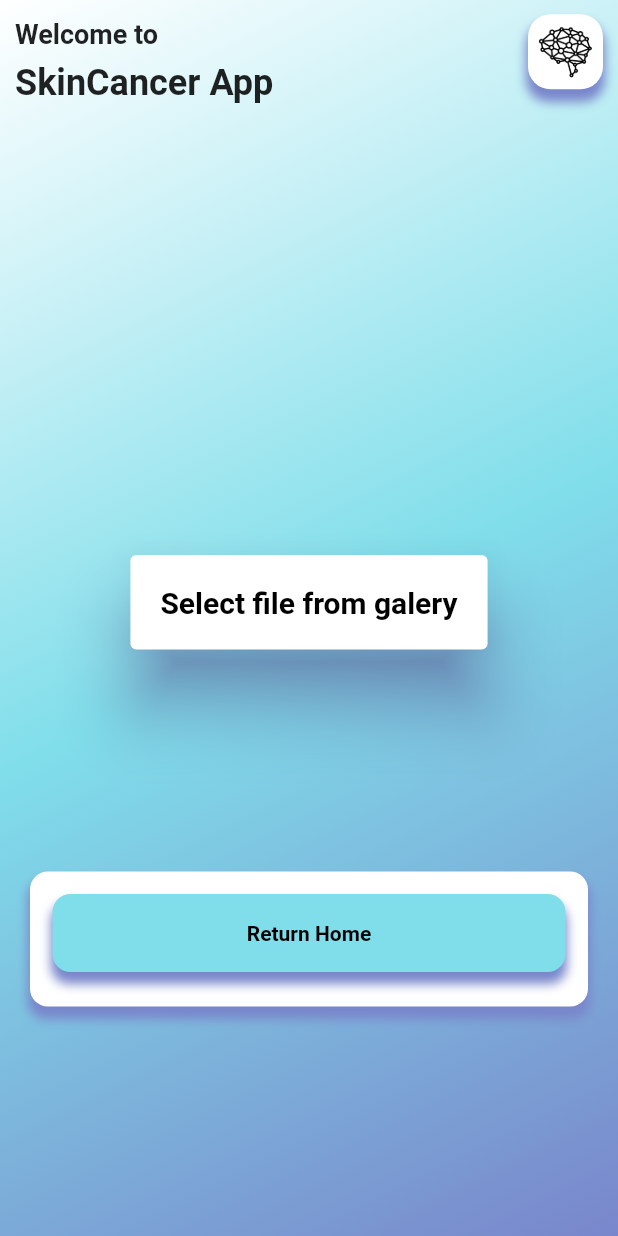
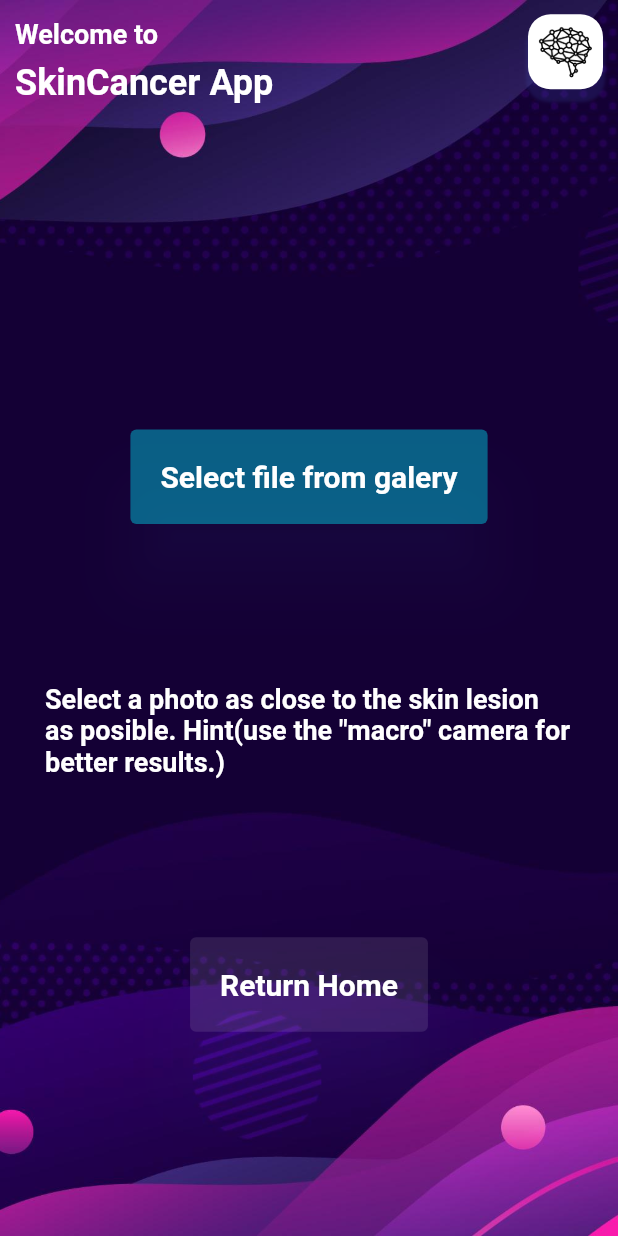
Before and after one commit to jafetsierra/skin_cancer_mobile_app, a Flutter app: the screen it shows after launch, after a tap on "Diagnose", on a phone screen of 412 x 824 dp. Run offline on Flutter 3.47's test engine with Material 2 defaults, Android fonts, the phone set to English and light mode, and no system bars; our stand-ins replace file_picker, flutter_markdown.

Commit message:
about page and changes in some buttons and general color themes

```diff
--- a/lib/main.dart
+++ b/lib/main.dart
@@ -1,20 +1,29 @@
+import 'package:skin_cancer_app/pages/about.dart';
 import 'package:skin_cancer_app/pages/home.dart';
 import 'package:flutter/material.dart';
 import 'package:skin_cancer_app/pages/prediction.dart';
+import 'package:skin_cancer_app/pages/test.dart';
 
 void main() {
-  runApp(const MyApp());
+  runApp(MyApp());
 }
 
 class MyApp extends StatelessWidget {
-  const MyApp({Key? key}) : super(key: key);
+  MyApp({Key? key}) : super(key: key);
+
+  final Color primaryColor   = Colors.white.withOpacity(0.1);
+  final Color secondaryColor = Colors.cyan.withOpacity(0.5);
+  final Color auxColor       = Colors.indigo.withOpacity(0.2);
+  static Color textColor     = Colors.white;
 
   @override
   Widget build(BuildContext context) {
     return MaterialApp(
       routes: {
-        '/': (context) => HomePage(),
-        '/prediction':(context) => Prediction(),
+        '/': (context) => HomePage(primaryColor: primaryColor,secondaryColor: secondaryColor,auxColor: auxColor,textColor: textColor,),
+        '/prediction':(context) => Prediction(primaryColor: primaryColor,secondaryColor: secondaryColor,auxColor: auxColor,textColor: textColor,),
+        '/about':(context) => AboutPage(primaryColor: primaryColor, secondaryColor: secondaryColor, auxColor: auxColor, textColor: textColor),
+        '/test': (context) => Test()
       },
       debugShowCheckedModeBanner: false,
     );
--- a/lib/pages/home.dart
+++ b/lib/pages/home.dart
@@ -4,40 +4,50 @@ import 'package:flutter/material.dart';
 
 
 class HomePage extends StatefulWidget {
+  final Color primaryColor ;
+  final Color secondaryColor ;
+  final Color auxColor;
+  final Color textColor;
 
-  const HomePage({Key? key}) : super(key: key);
+  const HomePage({Key? key,
+    required this.primaryColor,
+    required this.secondaryColor,
+    required this.auxColor,
+    required this.textColor,
+
+  }) : super(key: key);
 
   @override
   State<HomePage> createState() => _HomePageState();
 }
 
 class _HomePageState extends State<HomePage> {
-  final Color primaryColor   = Colors.white;
-  final Color secondaryColor = Colors.cyan.shade200;
-  final Color auxColor       = Colors.indigo.shade300;
-  final Color textColor      = Colors.orangeAccent;
+
   @override
   Widget build(BuildContext context) {
     return Scaffold(
       body: SafeArea(
         child: Container(
-          decoration: BoxDecoration(
-            gradient: LinearGradient(begin: Alignment.topLeft,end: Alignment.bottomRight,colors: [primaryColor,secondaryColor,auxColor]),
+          decoration: const BoxDecoration(
+            image: DecorationImage(
+              image: AssetImage('lib/images/background.jpg'),
+              fit: BoxFit.cover
+              ),
           ),
           child: Column(
             children: [
               //*************appbar
-              CustomAppBar(primaryColor: primaryColor, secondaryColor: secondaryColor, auxColor: auxColor),
+              CustomAppBar(primaryColor: widget.primaryColor, secondaryColor: widget.secondaryColor, auxColor: widget.auxColor,textcolor: widget.textColor,),
               const SizedBox(height: 30,),
               Padding(
                 padding: const EdgeInsets.symmetric(horizontal:20.0),
                 child: Container(
                     padding: const EdgeInsets.all(10),
-                    decoration: BoxDecoration(color: primaryColor, boxShadow: [
+                    decoration: BoxDecoration(color: widget.primaryColor, boxShadow: [
                       BoxShadow(
-                        color: auxColor,
+                        color: widget.auxColor,
                         spreadRadius: 1,
-                        blurRadius: 5,
+                        blurRadius: 1,
                         offset: const Offset(0, 7), // changes position of shadow
                         ),
                     ],
@@ -52,14 +62,14 @@ class _HomePageState extends State<HomePage> {
                             child: Column(
                               mainAxisAlignment: MainAxisAlignment.spaceBetween,
                               children: [
-                                const Text('Deep neural network for skin cancer diagnosis and prevention',
-                                  style: TextStyle(fontWeight: FontWeight.bold,fontSize: 15),
+                                Text('Deep neural network for skin cancer diagnosis and prevention',
+                                  style: TextStyle(fontWeight: FontWeight.bold,fontSize: 15, color: widget.textColor),
                                 ),
                                 Row(
                                   mainAxisAlignment: MainAxisAlignment.spaceBetween,
-                                  children: const [
+                                  children: [
                                     SizedBox(height: 10,),
-                                    Text('V_003',style: TextStyle(fontSize: 10,fontWeight: FontWeight.bold),),
+                                    Text('V_003',style: TextStyle(fontSize: 10,fontWeight: FontWeight.bold,color: widget.textColor),),
                                   ],
                                 )
                               ],
@@ -80,9 +90,9 @@ class _HomePageState extends State<HomePage> {
                 padding: const EdgeInsets.symmetric(horizontal:22.0),
                 child: Container(child: Row(
                   mainAxisAlignment: MainAxisAlignment.spaceBetween,
-                  children: const [
-                    Text('Technologies and Libraries used',style: TextStyle(fontWeight: FontWeight.bold,fontSize: 15),),
-                    Text('References',style: TextStyle(fontSize: 12,fontWeight: FontWeight.w300),)
+                  children: [
+                    Text('Technologies and Libraries used',style: TextStyle(fontWeight: FontWeight.bold,fontSize: 15,color: widget.textColor),),
+                    Text('References',style: TextStyle(fontSize: 12,fontWeight: FontWeight.w300, color: widget.textColor),)
                   ],
                 ),),
               ),
@@ -93,11 +103,11 @@ class _HomePageState extends State<HomePage> {
                 child: ListView(
                   scrollDirection: Axis.horizontal,
                   children: [
-                    ListCat(imgPath: 'lib/icons/tensorflow-icon.png',category: 'Tensorflow',primaryColor: primaryColor,secondaryColor: secondaryColor,auxColor: auxColor,),
-                    ListCat(imgPath: 'lib/icons/python.png',category: 'Python',primaryColor: primaryColor,secondaryColor: secondaryColor,auxColor: auxColor,),
-                    ListCat(imgPath: 'lib/icons/flutter-icon.png',category: 'Flutter',primaryColor: primaryColor,secondaryColor: secondaryColor,auxColor: auxColor,),
-                    ListCat(imgPath: 'lib/icons/docker-icon.png',category: 'Docker',primaryColor: primaryColor,secondaryColor: secondaryColor,auxColor: auxColor,),
-                    ListCat(imgPath: 'lib/icons/github.png',category: 'GitHub',primaryColor: primaryColor,secondaryColor: secondaryColor,auxColor: auxColor,),
+                    ListCat(imgPath: 'lib/icons/tensorflow-icon.png',category: 'Tensorflow',primaryColor: widget.primaryColor,secondaryColor: widget.secondaryColor,auxColor: widget.auxColor,textcolor: widget.textColor,),
+                    ListCat(imgPath: 'lib/icons/python.png',category: 'Python',primaryColor: widget.primaryColor,secondaryColor: widget.secondaryColor,auxColor: widget.auxColor,textcolor: widget.textColor,),
+                    ListCat(imgPath: 'lib/icons/flutter-icon.png',category: 'Flutter',primaryColor: widget.primaryColor,secondaryColor: widget.secondaryColor,auxColor: widget.auxColor,textcolor: widget.textColor,),
+                    ListCat(imgPath: 'lib/icons/docker-icon.png',category: 'Docker',primaryColor: widget.primaryColor,secondaryColor: widget.secondaryColor,auxColor: widget.auxColor,textcolor: widget.textColor,),
+                    ListCat(imgPath: 'lib/icons/github.png',category: 'GitHub',primaryColor: widget.primaryColor,secondaryColor: widget.secondaryColor,auxColor: widget.auxColor,textcolor: widget.textColor,),
                   ]
                 ),
               ),
@@ -111,13 +121,13 @@ class _HomePageState extends State<HomePage> {
                   padding: const EdgeInsets.all(15),
                   height: 160,
                   decoration: BoxDecoration(
-                    color: primaryColor,
+                    color: widget.primaryColor,
                     borderRadius: BorderRadius.circular(12),
                      boxShadow: [
                       BoxShadow(
-                        color: auxColor,
+                        color: widget.auxColor,
                         spreadRadius: 1,
-                        blurRadius: 5,
+                        blurRadius: 1,
                         offset: const Offset(0, 7), // changes position of shadow
                         )
                      ]
@@ -132,19 +142,19 @@ class _HomePageState extends State<HomePage> {
                         child: Column(
                           crossAxisAlignment: CrossAxisAlignment.start,
                           children:  [
-                            const Text('Make a diagnosis',style: TextStyle(fontWeight: FontWeight.bold,fontSize: 20),),
+                            Text('Make a diagnosis',style: TextStyle(fontWeight: FontWeight.bold,fontSize: 20, color: widget.textColor,),),
                             const SizedBox(height: 10,),
-                            const Text('Upload an image to make a diagnosis.'),
+                            Text('Upload an image to make a diagnosis.',style: TextStyle(color: widget.textColor,),),
                             const SizedBox(height: 10,),
                             Container(
                               padding: const EdgeInsets.all(2),
                               decoration: BoxDecoration(
-                                color: secondaryColor,
+                                color: widget.secondaryColor,
                                 borderRadius: BorderRadius.circular(12),
                                 boxShadow: [BoxShadow(
-                                  color: auxColor,
+                                  color: widget.auxColor,
                                   spreadRadius: 1,
-                                  blurRadius: 5,
+                                  blurRadius: 1,
                                   offset: Offset(0,7)
                                   )]),
                               child: Center(
@@ -154,10 +164,10 @@ class _HomePageState extends State<HomePage> {
                                     Navigator.pushNamed(context, '/prediction');
                                   },
                                   child:
-                                      const Expanded(
+                                      Expanded(
                                       child: Text(
                                         'Diagnose',
-                                        style: TextStyle(color: Colors.black,fontWeight: FontWeight.bold),
+                                        style: TextStyle(color: widget.textColor,fontWeight: FontWeight.bold),
                                       ),
                                     )
                                 ),
@@ -181,13 +191,13 @@ class _HomePageState extends State<HomePage> {
                 child: Container(
                   padding: const EdgeInsets.all(15),
                   decoration: BoxDecoration(
-                    color:primaryColor,
+                    color: widget.primaryColor,
                     borderRadius: BorderRadius.circular(12),
                     boxShadow: [
                                   BoxShadow(
-                                    color: auxColor,
+                                    color: widget.auxColor,
                                     spreadRadius: 1,
-                                    blurRadius: 5,
+                                    blurRadius: 1,
                                     offset: const Offset(0, 7), // changes position of shadow
                                     ),
                               ]),
@@ -199,24 +209,34 @@ class _HomePageState extends State<HomePage> {
                         child: Column(
                           crossAxisAlignment: CrossAxisAlignment.center,
                           children:  [
-                            const Text('About the project',style: TextStyle(fontWeight: FontWeight.bold,fontSize: 20),),
+                            Text('About the project',style: TextStyle(fontWeight: FontWeight.bold,fontSize: 20,color: widget.textColor,),),
                             const SizedBox(height: 10,),
-                            const Text('How the model was made and more.'),
+                            Text('How the model was made and more.',style: TextStyle(color: widget.textColor,),),
                             const SizedBox(height: 10,),
                             Container(
-                              padding: const EdgeInsets.all(12),
+                              height: 50,
+                              padding: const EdgeInsets.all(5),
                               decoration: BoxDecoration(
-                                color: secondaryColor,
+                                color: widget.secondaryColor,
                                 boxShadow: [
                                   BoxShadow(
-                                    color: auxColor,
+                                    color: widget.auxColor,
                                     spreadRadius: 1,
-                                    blurRadius: 5,
+                                    blurRadius: 1,
                                     offset: const Offset(0, 7), // changes position of shadow
                                     ),
                               ],
                               borderRadius: BorderRadius.circular(12)),
-                              child: const Center(child: Text('About an docs',style: TextStyle(color: Colors.black,fontWeight: FontWeight.bold),),),
+                              child: TextButton(
+                                  onPressed: () {
+                                    Navigator.pushNamed(context, '/about');
+                                  },
+                                  child:
+                                      Text(
+                                        'About and documentation',
+                                        style: TextStyle(color: widget.textColor,fontWeight: FontWeight.bold),
+                                      ),
+                                ),
                             )
                           ],
                         ),
--- a/lib/pages/prediction.dart
+++ b/lib/pages/prediction.dart
@@ -8,7 +8,18 @@ import 'package:skin_cancer_app/utils/result.dart';
 
 
 class Prediction extends StatefulWidget {
-  const Prediction({Key? key}) : super(key: key);
+  final Color primaryColor ;
+  final Color secondaryColor ;
+  final Color auxColor;
+  final Color textColor;
+
+  const Prediction({Key? key,
+    required this.primaryColor,
+    required this.secondaryColor,
+    required this.auxColor,
+    required this.textColor,
+
+  }) : super(key: key);
 
   @override
   State<Prediction> createState() => _PredictionState();
@@ -19,10 +30,6 @@ class _PredictionState extends State<Prediction> {
   ///file variable
   PlatformFile? pickedFile;
   final String url = "https://skin-cancer-img.herokuapp.com/";
-  ///color theme
-  final Color primaryColor   = Colors.white;
-  final Color secondaryColor = Colors.cyan.shade200;
-  final Color auxColor       = Colors.indigo.shade300;
 
   ///file selection from galery
   Future selectFile() async{
@@ -33,25 +40,21 @@ class _PredictionState extends State<Prediction> {
     });
   }
   ///make a prediction with tensorflow model endpoint
-  String makePrediction(){
-    return 'prediction made';
-  }
-
   @override
   Widget build(BuildContext context) {
     return Scaffold(
       body: SafeArea(
         child: Container(
-          decoration: BoxDecoration(
-            gradient: LinearGradient(
-              begin: Alignment.topLeft,
-              end: Alignment.bottomRight,
-              colors: [primaryColor,secondaryColor,auxColor])
+          decoration: const BoxDecoration(
+            image: DecorationImage(
+              image: AssetImage('lib/images/background.jpg'),
+              fit: BoxFit.cover
+            ),
           ),
           child: Column(
             mainAxisAlignment: MainAxisAlignment.spaceBetween,
             children: [
-              CustomAppBar(primaryColor: primaryColor, secondaryColor: secondaryColor, auxColor: auxColor),
+              CustomAppBar(primaryColor: widget.primaryColor, secondaryColor: widget.secondaryColor, auxColor: widget.auxColor,textcolor: widget.textColor,),
               const SizedBox(height: 30,),
               ///if the file was upload or selected i'll be displayed on the screen
               if (pickedFile != null)
@@ -60,7 +63,7 @@ class _PredictionState extends State<Prediction> {
                     children: [
                       Container(
                         height: 300,
-                        color: secondaryColor,
+                        color: widget.secondaryColor,
                         child: //Text(pickedFile!.name)
                           //Text('${pickedFile.runtimeType}'),
                           Image.file(
@@ -101,81 +104,44 @@ class _PredictionState extends State<Prediction> {
                 ),
 
               ///Diagnosis container
-              if (pickedFile ==null)
+              if (pickedFile == null)
                 Padding(
                         padding: const EdgeInsets.all(25.0),
                         child: TextButton(
                           style: TextButton.styleFrom(
                             padding: const EdgeInsets.all(20.0),
-                            primary: Colors.black,
+                            primary: widget.textColor,
                             textStyle: const TextStyle(fontSize: 20,fontWeight: FontWeight.bold),
-                            backgroundColor: Colors.white,
-                            shadowColor: Colors.deepPurple.shade400,
+                            backgroundColor: widget.secondaryColor,
+                            shadowColor:widget.auxColor,
                             elevation: 20
                           ),
                           onPressed: selectFile,
                           child: const Text('Select file from galery'),
                         ),
                       ),
+              if (pickedFile == null)
+                Padding(padding: EdgeInsets.symmetric(horizontal:30),
+                  child: Text(
+                    'Select a photo as close to the skin lesion as posible. Hint(use the "macro" camera for better results.)',
+                    style: TextStyle(color: widget.textColor,fontWeight: FontWeight.bold,fontSize: 18),),
+                ),
               ///return to the home page
               Padding(
-                padding: const EdgeInsets.symmetric(horizontal:20.0),
-                child: Container(
-                  padding: const EdgeInsets.all(15),
-                  height: 90,
-                  decoration: BoxDecoration(
-                    color: primaryColor,
-                    borderRadius: BorderRadius.circular(12),
-                     boxShadow: [
-                      BoxShadow(
-                        color: auxColor,
-                        spreadRadius: 1,
-                        blurRadius: 5,
-                        offset: const Offset(0, 7), // changes position of shadow
-                        )
-                     ]
-                    ),
-                  child: Row(
-                    children: [
-                      //text
-                      Expanded(
-                        child: Column(
-                          crossAxisAlignment: CrossAxisAlignment.start,
-                          children:  [
-                            Container(
-                              padding: const EdgeInsets.all(2),
-                              decoration: BoxDecoration(
-                                color: secondaryColor,
-                                borderRadius: BorderRadius.circular(12),
-                                boxShadow: [BoxShadow(
-                                  color: auxColor,
-                                  spreadRadius: 1,
-                                  blurRadius: 5,
-                                  offset: const Offset(0,7)
-                                  )]),
-                              child: Center(
-                                child:
-                                TextButton(
-                                  onPressed: () {
-                                    Navigator.pop(context);
-                                  },
-                                  child:
-                                    const Expanded(
-                                      child: Text(
-                                        'Return Home',
-                                        style: TextStyle(color: Colors.black,fontWeight: FontWeight.bold),
-                                      ),
-                                    )
-                                ),
-                              ),
-                            )
-                          ],
+                        padding: const EdgeInsets.all(25.0),
+                        child: TextButton(
+                          style: TextButton.styleFrom(
+                            padding: const EdgeInsets.all(20.0),
+                            primary: widget.textColor,
+                            textStyle: const TextStyle(fontSize: 20,fontWeight: FontWeight.bold),
+                            backgroundColor: widget.primaryColor,
+                            shadowColor:widget.auxColor,
+                            elevation: 20
+                          ),
+                          onPressed: () => Navigator.pushNamed(context, '/'),
+                          child: const Text('Return Home'),
                         ),
-                      )
-                    ],
-                  ),
-                ),
-              ),
+                      ),
               const SizedBox(height: 30,),
 
             ]
--- a/lib/utils/appbar.dart
+++ b/lib/utils/appbar.dart
@@ -5,12 +5,13 @@ class CustomAppBar extends StatelessWidget {
   final Color primaryColor;
   final Color secondaryColor;
   final Color auxColor;
-
+  final Color textcolor;
 
   CustomAppBar({
     required this.primaryColor,
     required this.secondaryColor,
     required this.auxColor,
+    required this.textcolor
   });
 
   @override
@@ -23,13 +24,13 @@ class CustomAppBar extends StatelessWidget {
                     //name
                     Column(
                       crossAxisAlignment: CrossAxisAlignment.start,
-                      children: const [
-                        SizedBox(height: 12,),
+                      children: [
+                        const SizedBox(height: 12,),
                         Text('Welcome to',
-                        style: TextStyle(fontWeight: FontWeight.bold,fontSize: 18),),
-                        SizedBox(height: 8,),
+                        style: TextStyle(fontWeight: FontWeight.bold,fontSize: 18, color: textcolor),),
+                        const SizedBox(height: 8,),
                         Text('SkinCancer App',
-                        style: TextStyle(fontWeight: FontWeight.bold,fontSize: 24),)
+                        style: TextStyle(fontWeight: FontWeight.bold,fontSize: 24,color: textcolor))
                       ],
                     ),
                     //applogo
@@ -37,14 +38,14 @@ class CustomAppBar extends StatelessWidget {
                       padding: const EdgeInsets.all(5),
                       height: 50,
                       decoration: BoxDecoration(
-                        color: primaryColor,
+                        color: Colors.white,
                         borderRadius: BorderRadius.circular(15),
                         boxShadow: [
                                   BoxShadow(
                                     color: auxColor,
                                     spreadRadius: 1,
-                                    blurRadius: 5,
-                                    offset: Offset(0, 7), // changes position of shadow
+                                    blurRadius: 1,
+                                    offset: const Offset(0, 7), // changes position of shadow
                                     ),
                               ],
                         ),
--- a/lib/utils/listcat.dart
+++ b/lib/utils/listcat.dart
@@ -7,6 +7,7 @@ class ListCat extends StatelessWidget {
   final Color primaryColor;
   final Color secondaryColor;
   final Color auxColor;
+  final Color textcolor;
 
   ListCat({
     required this.imgPath,
@@ -14,6 +15,7 @@ class ListCat extends StatelessWidget {
     required this.primaryColor,
     required this.secondaryColor,
     required this.auxColor,
+    required this.textcolor
   });
 
   @override
@@ -28,7 +30,7 @@ class ListCat extends StatelessWidget {
                                   color: auxColor,
                                   spreadRadius: 1,
                                   blurRadius: 5,
-                                  offset: Offset(-5,0)
+                                  offset: const Offset(-5,0)
                                   )]),
               padding: const EdgeInsets.all(10),
 
@@ -37,7 +39,7 @@ class ListCat extends StatelessWidget {
                 children: [
                   Image.asset(imgPath,height: 40,),
                   const SizedBox(width: 8,),
-                  Text(category,style: const TextStyle(color: Colors.black,fontWeight: FontWeight.bold),),
+                  Text(category,style: TextStyle(color: textcolor,fontWeight: FontWeight.bold),),
                 ],
               )
             ),
--- a/pubspec.yaml
+++ b/pubspec.yaml
@@ -37,6 +37,7 @@ dependencies:
   file_picker: ^4.6.1
   permission_handler:
   http:
+  flutter_markdown: ^0.6.10
 dev_dependencies:
   flutter_test:
     sdk: flutter
```
Also changed, not shown: lib/pages/about.dart (added, +121 -0 lines), lib/pages/test.dart (added, +35 -0 lines), lib/images/background.jpg (added), lib/images/dic.png (added), pubspec.lock, 2 other files.
